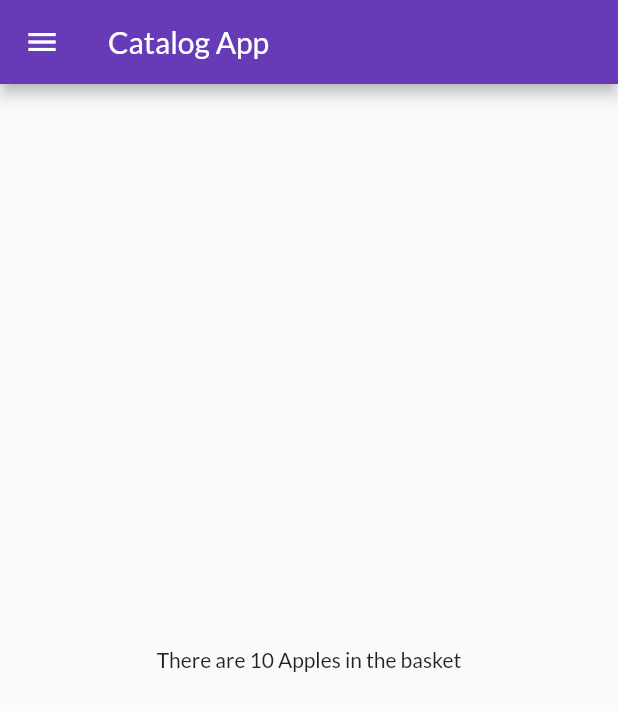
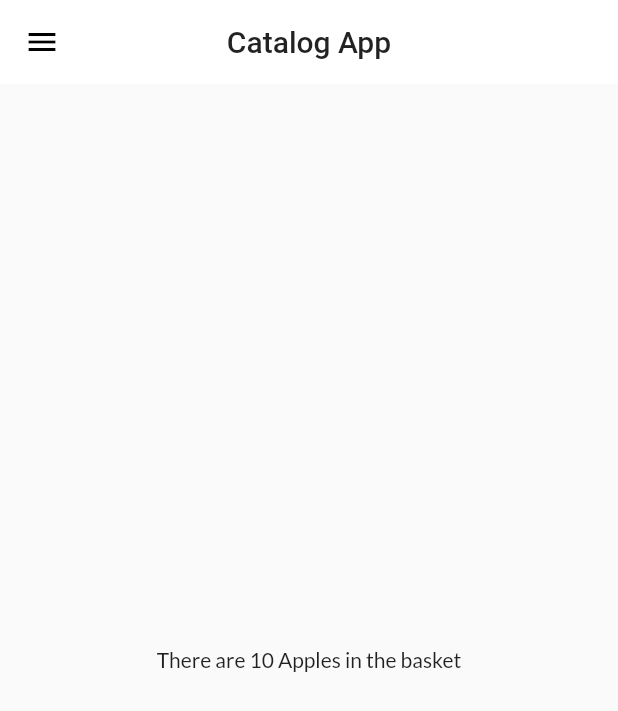
Before and after one commit to Viraj-M/flutter_catalog, a Flutter app: the screen it shows after launch, on a phone screen of 412 x 824 dp. Shown: the top 711 px of the screen. Run offline on Flutter 3.47's test engine with Material 2 defaults, Android fonts, the phone set to English and light mode, and no system bars; our stand-ins replace google_fonts.

Commit message:
theme is now diffrent file 😍

```diff
--- a/lib/main.dart
+++ b/lib/main.dart
@@ -2,8 +2,7 @@ import 'package:flutter/material.dart';
 import 'package:flutter_catalog/screens/home_page.dart';
 import 'package:flutter_catalog/screens/login_page.dart';
 import 'package:flutter_catalog/utils/routes.dart';
-//fonts
-import 'package:google_fonts/google_fonts.dart';
+import 'package:flutter_catalog/widgets/themes.dart';
 
 void main() {
   runApp(MyApp());
@@ -15,14 +14,8 @@ class MyApp extends StatelessWidget {
     return MaterialApp(
         debugShowCheckedModeBanner: false,
         themeMode: ThemeMode.light,
-        theme: ThemeData(
-          primarySwatch: Colors.deepPurple,
-          fontFamily: GoogleFonts.lato().fontFamily,
-        ),
-        darkTheme: ThemeData(
-          brightness: Brightness.dark,
-          primarySwatch: Colors.purple,
-        ),
+        theme: MyTheme.lightTheme(context),
+        darkTheme: MyTheme.darkTheme(context),
         initialRoute: MyRoutes.homeRoute,
         routes: {
           "/": (context) => LoginPage(),
--- a/lib/screens/login_page.dart
+++ b/lib/screens/login_page.dart
@@ -93,7 +93,7 @@ class _LoginPageState extends State<LoginPage> {
                         height: 40.0,
                       ),
                       Material(
-                        color: Colors.red.shade800,
+                        color: Colors.deepPurple,
                         borderRadius:
                             BorderRadius.circular(changeButton ? 50 : 8),
                         child: InkWell(
--- /dev/null
+++ b/lib/widgets/themes.dart
@@ -0,0 +1,22 @@
+import 'package:flutter/material.dart';
+import 'package:google_fonts/google_fonts.dart';
+
+class MyTheme {
+  static ThemeData lightTheme(BuildContext context) => ThemeData(
+        primarySwatch: Colors.deepPurple,
+        fontFamily: GoogleFonts.lato().fontFamily,
+        appBarTheme: AppBarTheme(
+          color: Colors.white,
+          elevation: 0.0,
+          centerTitle: true,
+          iconTheme: IconThemeData(
+            color: Colors.black,
+          ),
+          titleTextStyle: Theme.of(context).textTheme.headline6,
+        ),
+      );
+
+  static ThemeData darkTheme(BuildContext context) => ThemeData(
+        brightness: Brightness.dark,
+      );
+}
```
